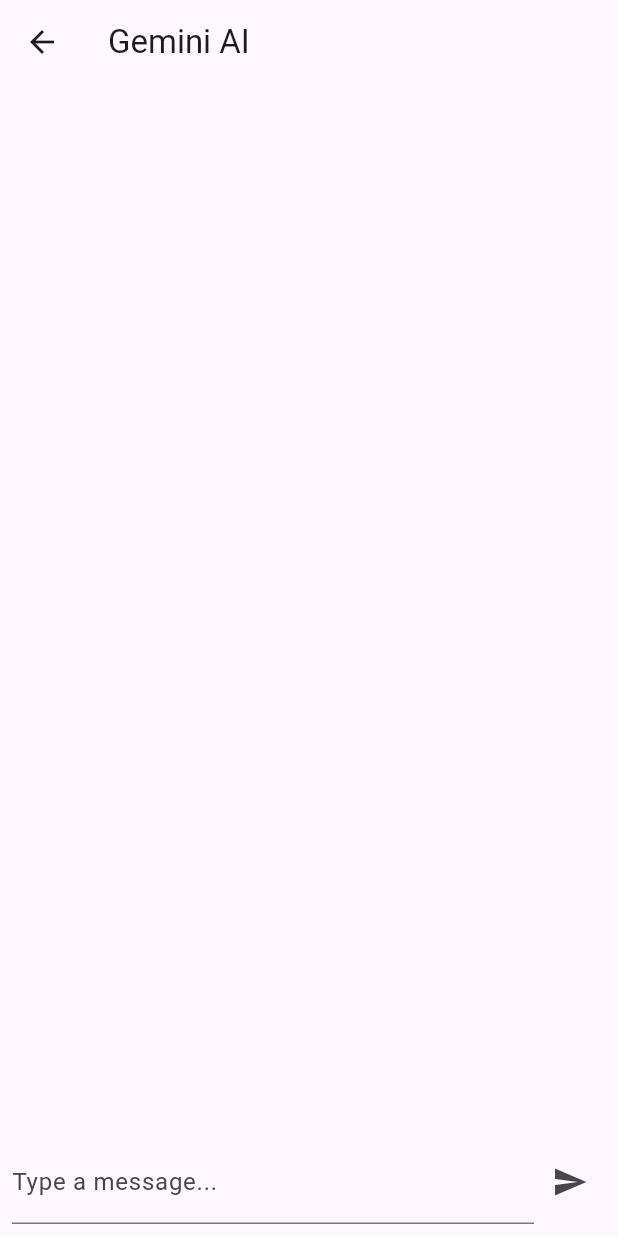
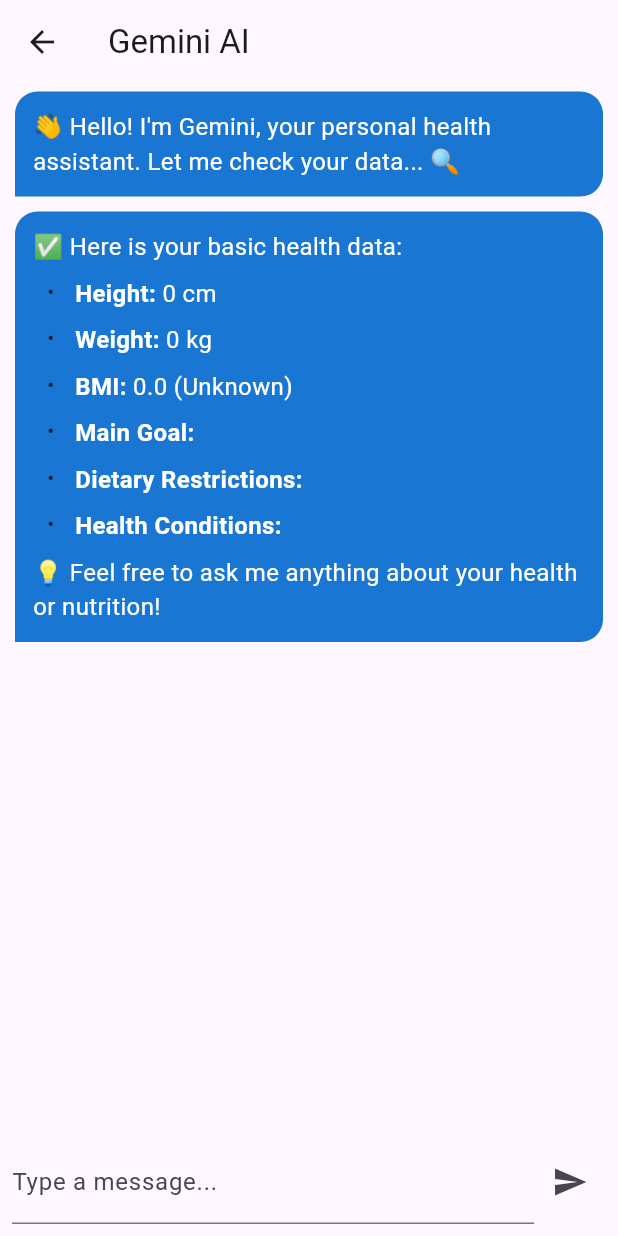
Before and after one commit to liwei-0405/WellBites, a Flutter app: the screen it shows once a user with an empty profile is signed in, after a tap on the "chat" icon, on a phone screen of 412 x 824 dp. Run offline on Flutter 3.47's test engine with Material 3 defaults, Android fonts, the phone set to English and light mode, and no system bars; drawn by our look-alikes of flutter_markdown; our stand-ins replace cloud_firestore, firebase_auth, firebase_core, google_generative_ai; accounts and stored records are empty; generated files the repository leaves out were written again.

Commit message:
allowed gemini ai reads firestore data, restricted response and initial message added.

```diff
--- a/lib/pages/chat_screen.dart
+++ b/lib/pages/chat_screen.dart
@@ -1,4 +1,5 @@
 import 'package:flutter/material.dart';
+import 'package:flutter_markdown/flutter_markdown.dart';
 import '../services/gemini_service.dart';
 
 class ChatScreen extends StatefulWidget {
@@ -10,23 +11,94 @@
   final TextEditingController messageController = TextEditingController();
   final GeminiService geminiService = GeminiService();
   List<Map<String, String>> chatMessages = [];
+  final ScrollController _scrollController = ScrollController();
+
+  //initial message
+  @override
+  void initState() {
+    super.initState();
+    _introduceAI();
+  }
+
+  void _introduceAI() async {
+    setState(() {
+      chatMessages.add({
+        "bot":
+            "👋 Hello! I'm Gemini, your personal health assistant. Let me check your data... 🔍",
+      });
+    });
+
+    Map<String, dynamic>? userData = await geminiService.getUserData();
+    if (userData != null) {
+      double height =
+          double.tryParse(userData["height"]?.toString() ?? "0") ?? 0;
+      double weight =
+          double.tryParse(userData["weight"]?.toString() ?? "0") ?? 0;
+      double bmi =
+          (height > 0) ? weight / ((height / 100) * (height / 100)) : 0;
+      String bmiCategory = _getBMICategory(bmi);
+
+      String introMessage = """
+✅ Here is your basic health data:
+- **Height:** ${userData['height']} cm
+- **Weight:** ${userData['weight']} kg
+- **BMI:** ${bmi.toStringAsFixed(1)} ($bmiCategory)
+- **Main Goal:** ${userData['main_goals']}
+- **Dietary Restrictions:** ${userData['dietary_restrictions']}
+- **Health Conditions:** ${userData['health_conditions']}
+
+💡 Feel free to ask me anything about your health or nutrition!
+""";
+
+      setState(() {
+        chatMessages.add({"bot": introMessage});
+      });
+    } else {
+      setState(() {
+        chatMessages.add({
+          "bot":
+              "❌ I couldn't fetch your data. Please check if your profile is complete.",
+        });
+      });
+    }
+
+    _scrollToBottom();
+  }
+
+  String _getBMICategory(double bmi) {
+    if (bmi == 0) return "Unknown";
+    if (bmi < 18.5) return "Underweight";
+    if (bmi < 24.9) return "Normal weight";
+    if (bmi < 29.9) return "Overweight";
+    return "Obese";
+  }
 
   void sendMessage() async {
     String message = messageController.text.trim();
     if (message.isNotEmpty) {
       setState(() {
         chatMessages.add({"user": message});
-        chatMessages.add({
-          "bot": "Processing...",
-        });
+        messageController.clear();
+        chatMessages.add({"bot": "Processing..."});
       });
+      _scrollToBottom();
       String response = await geminiService.getAIResponse(message);
       setState(() {
         chatMessages.removeLast();
         chatMessages.add({"bot": response});
       });
-      messageController.clear();
+      _scrollToBottom();
     }
+  }
+
+  void _scrollToBottom() {
+    Future.delayed(Duration(milliseconds: 300), () {
+      _scrollController.animateTo(
+        _scrollController.position.maxScrollExtent,
+        duration: Duration(milliseconds: 300),
+        curve: Curves.easeOut,
+      );
+    });
   }
 
   @override
@@ -37,15 +109,38 @@
         children: [
           Expanded(
             child: ListView.builder(
+              controller: _scrollController,
               itemCount: chatMessages.length,
               itemBuilder: (context, index) {
                 String sender = chatMessages[index].keys.first;
                 String text = chatMessages[index][sender]!;
-                return ListTile(
-                  title: Text(
-                    text,
-                    textAlign:
-                        sender == "user" ? TextAlign.right : TextAlign.left,
+                bool isUser = sender == "user";
+
+                return Container(
+                  margin: EdgeInsets.symmetric(vertical: 5, horizontal: 10),
+                  padding: EdgeInsets.all(12),
+                  decoration: BoxDecoration(
+                    color: isUser ? Colors.lightBlue[200] : Colors.blue[700],
+                    borderRadius: BorderRadius.only(
+                      topLeft: Radius.circular(15),
+                      topRight: Radius.circular(15),
+                      bottomLeft:
+                          isUser ? Radius.circular(15) : Radius.circular(0),
+                      bottomRight:
+                          isUser ? Radius.circular(0) : Radius.circular(15),
+                    ),
+                  ),
+                  alignment:
+                      isUser ? Alignment.centerRight : Alignment.centerLeft,
+                  child: MarkdownBody(
+                    data: text,
+                    styleSheet: MarkdownStyleSheet(
+                      p: TextStyle(
+                        color: isUser ? Colors.blue[900] : Colors.white,
+                        fontSize: 16,
+                      ),
+                      strong: TextStyle(fontWeight: FontWeight.bold),
+                    ),
                   ),
                 );
               },
@@ -59,6 +154,9 @@
                   child: TextField(
                     controller: messageController,
                     decoration: InputDecoration(labelText: "Type a message..."),
+                    onSubmitted: (text) {
+                      sendMessage();
+                    },
                   ),
                 ),
                 IconButton(icon: Icon(Icons.send), onPressed: sendMessage),
--- a/lib/services/gemini_service.dart
+++ b/lib/services/gemini_service.dart
@@ -1,4 +1,6 @@
 import 'package:google_generative_ai/google_generative_ai.dart';
+import 'package:firebase_auth/firebase_auth.dart';
+import 'package:cloud_firestore/cloud_firestore.dart';
 import '../secrets.dart';
 
 class GeminiService {
@@ -7,15 +9,52 @@
     apiKey: Secrets.geminiApiKey,
   );
 
-  Future<String> getAIResponse(String userInput) async {
+Future<Map<String, dynamic>?> getUserData() async {
+    User? user = FirebaseAuth.instance.currentUser;
+    if (user == null) return null;
+
+    DocumentSnapshot userDoc =
+        await FirebaseFirestore.instance
+            .collection('users')
+            .doc(user.uid)
+            .get();
+
+    if (userDoc.exists) {
+      return userDoc.data() as Map<String, dynamic>;
+    }
+    return null;
+  }
+
+Future<String> getAIResponse(String userInput) async {
     try {
-      final content = Content.text(userInput);
+      Map<String, dynamic>? userData = await getUserData();
+      if (userData == null) {
+        return "I couldn't retrieve your profile data. Please make sure you're logged in.";
+      }
+
+      String systemPrompt = """
+      You are an intelligent health assistant. The user has the following data:
+      - Weight: ${userData['weight']} kg
+      - Target weight: ${userData['target_weight']} kg
+      - Target date: ${userData['goal_date']}
+      - Main goals: ${userData['main_goals']}
+      - Health conditions: ${userData['health_conditions']}
+      - Dietary restrictions: ${userData['dietary_restrictions']}
+
+      Please answer user questions based on the given data in a natural and helpful way.
+      Do not modify any data. Just provide insights and suggestions.
+      But the way, if you wish user to change their data, or if user ask to change data, you may tell them to modify in their profile page, theres a function to modify.
+      """;
+
+      final content = Content.text("$systemPrompt\nUser Input: $userInput");
       final response = await model.generateContent([content]);
+
       return response.text ?? "AI could not generate a response.";
     } catch (e) {
       return "Error: $e";
     }
   }
+
 
   Future<bool> isValidGoal(String goal) async {
     if (goal.trim().isEmpty) return false;
--- a/pubspec.yaml
+++ b/pubspec.yaml
@@ -44,6 +44,7 @@
   firebase_auth: ^5.5.1
   cloud_firestore: ^5.6.5
   google_generative_ai: ^0.4.6
+  flutter_markdown: ^0.7.6+2
 
 dev_dependencies:
   flutter_test:
```
Also changed, not shown: pubspec.lock.
